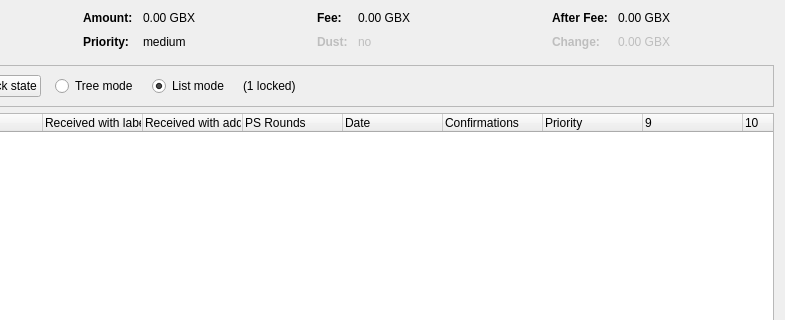
Old version of the form src/qt/forms/coincontroldialog.ui in the repository okam/ntoken-core; both pictures show x 169 to 954 and y 0 to 320 of the 954 by 500 pixel window.
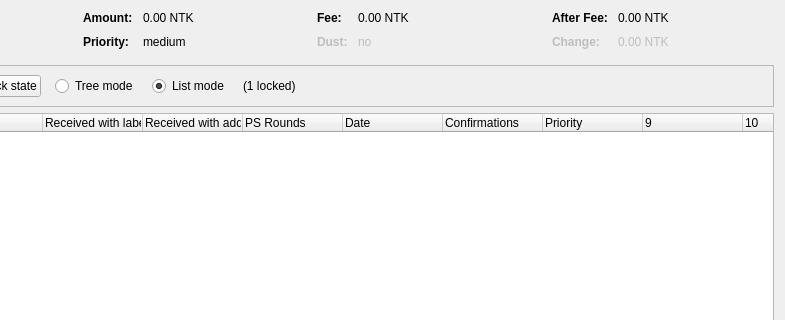
New version of the form. Custom widgets are drawn as their Qt base class.

```diff
--- a/src/qt/forms/coincontroldialog.ui
+++ b/src/qt/forms/coincontroldialog.ui
@@ -132,7 +132,7 @@
           <enum>Qt::ActionsContextMenu</enum>
          </property>
          <property name="text">
-          <string notr="true">0.00 GBX</string>
+          <string notr="true">0.00 NTK</string>
          </property>
          <property name="textInteractionFlags">
           <set>Qt::LinksAccessibleByMouse|Qt::TextSelectableByKeyboard|Qt::TextSelectableByMouse</set>
@@ -206,7 +206,7 @@
           <enum>Qt::ActionsContextMenu</enum>
          </property>
          <property name="text">
-          <string notr="true">0.00 GBX</string>
+          <string notr="true">0.00 NTK</string>
          </property>
          <property name="textInteractionFlags">
           <set>Qt::LinksAccessibleByMouse|Qt::TextSelectableByKeyboard|Qt::TextSelectableByMouse</set>
@@ -286,7 +286,7 @@
           <enum>Qt::ActionsContextMenu</enum>
          </property>
          <property name="text">
-          <string notr="true">0.00 GBX</string>
+          <string notr="true">0.00 NTK</string>
          </property>
          <property name="textInteractionFlags">
           <set>Qt::LinksAccessibleByMouse|Qt::TextSelectableByKeyboard|Qt::TextSelectableByMouse</set>
@@ -321,7 +321,7 @@
           <enum>Qt::ActionsContextMenu</enum>
          </property>
          <property name="text">
-          <string notr="true">0.00 GBX</string>
+          <string notr="true">0.00 NTK</string>
          </property>
          <property name="textInteractionFlags">
           <set>Qt::LinksAccessibleByMouse|Qt::TextSelectableByKeyboard|Qt::TextSelectableByMouse</set>
```
